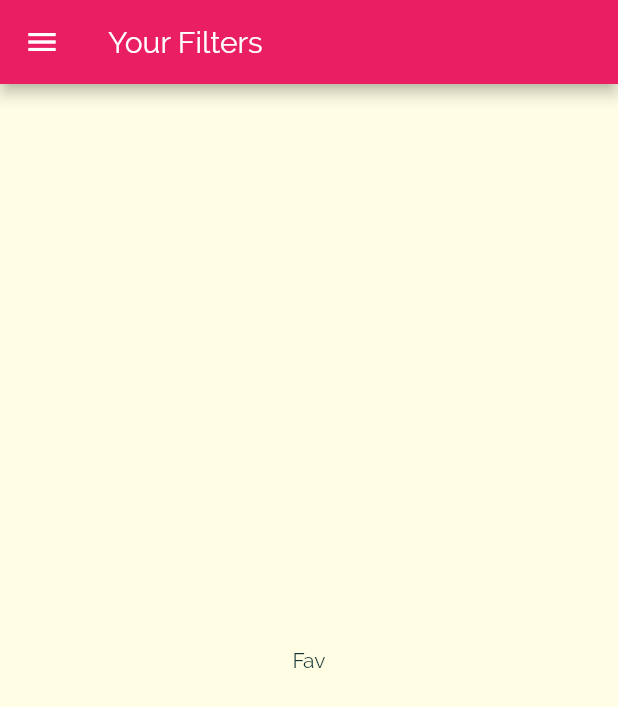
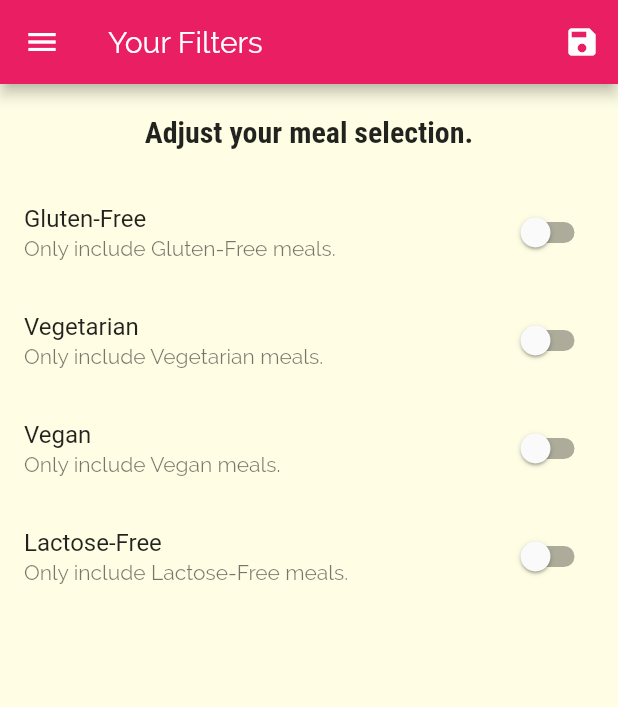
Before and after one commit to pranav230/Flutter-Projects, a Flutter app: the FiltersScreen screen opened by its route, on a phone screen of 412 x 824 dp. Shown: the top 707 px of the screen. Run offline on Flutter 3.47's test engine with Material 2 defaults, Android fonts, the phone set to English and light mode, and no system bars; our stand-ins replace petitparser.

Commit message:
Filters are set

```diff
--- a/meals_app/lib/main.dart
+++ b/meals_app/lib/main.dart
@@ -1,4 +1,6 @@
 import 'package:flutter/material.dart';
+import './dummy_data.dart';
+import './models/meal.dart';
 import './screens/filters_screen.dart';
 import './screens/tabs_screen.dart';
 import './screens/meal_detail_screen.dart';
@@ -6,7 +8,38 @@ import './screens/category_meals_screen.dart';
 
 void main() => runApp(MyApp());
 
-class MyApp extends StatelessWidget {
+class MyApp extends StatefulWidget {
+  @override
+  _MyAppState createState() => _MyAppState();
+}
+
+class _MyAppState extends State<MyApp> {
+  Map<String, bool> _filters = {
+    'gluten': false,
+    'vegetarian': false,
+    'vegan': false,
+    'lactose': false,
+  };
+
+  List<Meal> _availableMeals = DUMMY_MEALS;
+
+  void _setFilters(Map<String,bool> filtersData){
+    setState(() {
+      _filters = filtersData;
+      _availableMeals = DUMMY_MEALS.where((meal){
+        if(_filters['gluten'] && !meal.isGlutenFree)
+          return false;
+        if(_filters['vegetarian'] && !meal.isVegetarian)
+          return false;
+        if(_filters['vegan'] && !meal.isVegan)
+          return false;
+        if(_filters['lactose'] && !meal.isLactoseFree)
+          return false;
+        return true;
+      }).toList();
+    });
+  }
+
   @override
   Widget build(BuildContext context) {
     return MaterialApp(
@@ -33,15 +66,15 @@ class MyApp extends StatelessWidget {
       initialRoute: '/',
       routes: {
         '/': (ctx) => TabsScreen(),
-        CategoryMealsScreen.routeName: (ctx) => CategoryMealsScreen(),
-        MealDetailScreen.routeName : (ctx) => MealDetailScreen(),
-        FiltersScreen.routeName : (ctx) => FiltersScreen(),
+        CategoryMealsScreen.routeName: (ctx) => CategoryMealsScreen(_availableMeals),
+        MealDetailScreen.routeName: (ctx) => MealDetailScreen(),
+        FiltersScreen.routeName: (ctx) => FiltersScreen(_setFilters,_filters),
       },
       onGenerateRoute: (settings) {
         print(settings.arguments);
         return MaterialPageRoute(builder: (ctx) => TabsScreen());
       },
-      onUnknownRoute: (settings){
+      onUnknownRoute: (settings) {
         return MaterialPageRoute(builder: (ctx) => TabsScreen());
       },
     );
--- a/meals_app/lib/screens/category_meals_screen.dart
+++ b/meals_app/lib/screens/category_meals_screen.dart
@@ -5,6 +5,10 @@ import '../models/meal.dart';
 
 class CategoryMealsScreen extends StatefulWidget {
   static const routeName = '/category-meals';
+
+  final List<Meal>  availableMeals;
+
+  CategoryMealsScreen(this.availableMeals);
 
   @override
   _CategoryMealsScreenState createState() => _CategoryMealsScreenState();
@@ -23,7 +27,7 @@ class _CategoryMealsScreenState extends State<CategoryMealsScreen> {
           ModalRoute.of(context).settings.arguments as Map<String, String>;
       final categoryId = routeArgs['id'];
       categoryTitle = routeArgs['title'];
-      displayedMeals = DUMMY_MEALS.where((meal) {
+      displayedMeals = widget.availableMeals.where((meal) {
         return meal.categories.contains(categoryId);
       }).toList();
     _loadedInitdata = true;
--- a/meals_app/lib/screens/filters_screen.dart
+++ b/meals_app/lib/screens/filters_screen.dart
@@ -1,15 +1,99 @@
 import 'package:flutter/material.dart';
 import '../widgets/main_drawer.dart';
 
-class FiltersScreen extends StatelessWidget {
+class FiltersScreen extends StatefulWidget {
   static const routeName = '/filters';
+  final Function saveFilters;
+  final Map<String,bool> currentFilters;
+
+  FiltersScreen(this.saveFilters,this.currentFilters);
+
+  @override
+  _FiltersScreenState createState() => _FiltersScreenState();
+}
+
+class _FiltersScreenState extends State<FiltersScreen> {
+  bool _glutenFree = false;
+  bool _vegetarian = false;
+  bool _vegan = false;
+  bool _lactoseFree = false;
+
+  @override
+  initState(){
+    _glutenFree = widget.currentFilters['gluten'];
+    _vegetarian = widget.currentFilters['vegetarian'];
+    _vegan = widget.currentFilters['vegan'];
+    _lactoseFree = widget.currentFilters['lactose'];
+    super.initState();
+  }
+
+  Widget _buildSwitchTile(
+      String title, bool currentValue, Function updateValue) {
+    return SwitchListTile(
+      value: currentValue,
+      subtitle: Text('Only include ${title} meals.'),
+      onChanged: updateValue,
+      title: Text(title),
+    );
+  }
+
   @override
   Widget build(BuildContext context) {
     return Scaffold(
-      appBar: AppBar(title: Text('Your Filters'),),
+      appBar: AppBar(
+        title: Text('Your Filters'),
+        actions: <Widget>[
+          IconButton(
+            icon: Icon(Icons.save),
+            onPressed: () {
+              final selectedFiltes = {
+                'gluten': _glutenFree,
+                'vegetarian': _vegetarian,
+                'vegan': _vegan,
+                'lactose': _lactoseFree,
+              };
+              widget.saveFilters(selectedFiltes);
+            },
+          )
+        ],
+      ),
       drawer: MainDrawer(),
-      body: Center(
-        child: Text('Fav'),
+      body: Column(
+        children: <Widget>[
+          Container(
+            padding: EdgeInsets.all(20),
+            child: Text(
+              'Adjust your meal selection.',
+              style: Theme.of(context).textTheme.title,
+            ),
+          ),
+          Expanded(
+            child: ListView(
+              children: <Widget>[
+                _buildSwitchTile('Gluten-Free', _glutenFree, (newValue) {
+                  setState(() {
+                    _glutenFree = newValue;
+                  });
+                }),
+                _buildSwitchTile('Vegetarian', _vegetarian, (newValue) {
+                  setState(() {
+                    _vegetarian = newValue;
+                  });
+                }),
+                _buildSwitchTile('Vegan', _vegan, (newValue) {
+                  setState(() {
+                    _vegan = newValue;
+                  });
+                }),
+                _buildSwitchTile('Lactose-Free', _lactoseFree, (newValue) {
+                  setState(() {
+                    _lactoseFree = newValue;
+                  });
+                }),
+              ],
+            ),
+          )
+        ],
       ),
     );
   }
```
